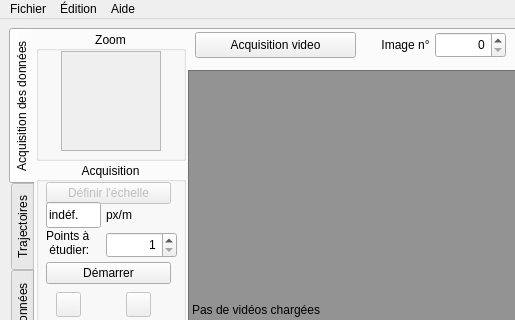
Before: the Qt Designer form src/pymecavideo_mini.ui in rene-d/pymecavideo, drawn with Qt 5; both pictures show x 0 to 515 and y 0 to 320 of the 833 by 579 pixel window.
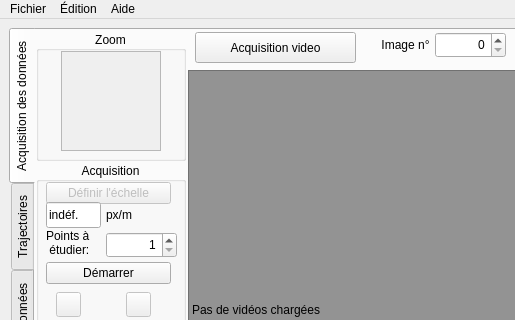
After: the same form once the commit is applied. The open tabs and pages were chosen to show the change.

Commit message: gestion logiciel et divers boutons

Diff of the .ui file:
```diff
--- a/src/pymecavideo_mini.ui
+++ b/src/pymecavideo_mini.ui
@@ -258,7 +258,7 @@
            <x>10</x>
            <y>0</y>
            <width>161</width>
-           <height>26</height>
+           <height>31</height>
           </rect>
          </property>
          <property name="text">
```
Left out of the diff: 2 changed lines with no effect on the pictures. The commit also changes 2 other files.
